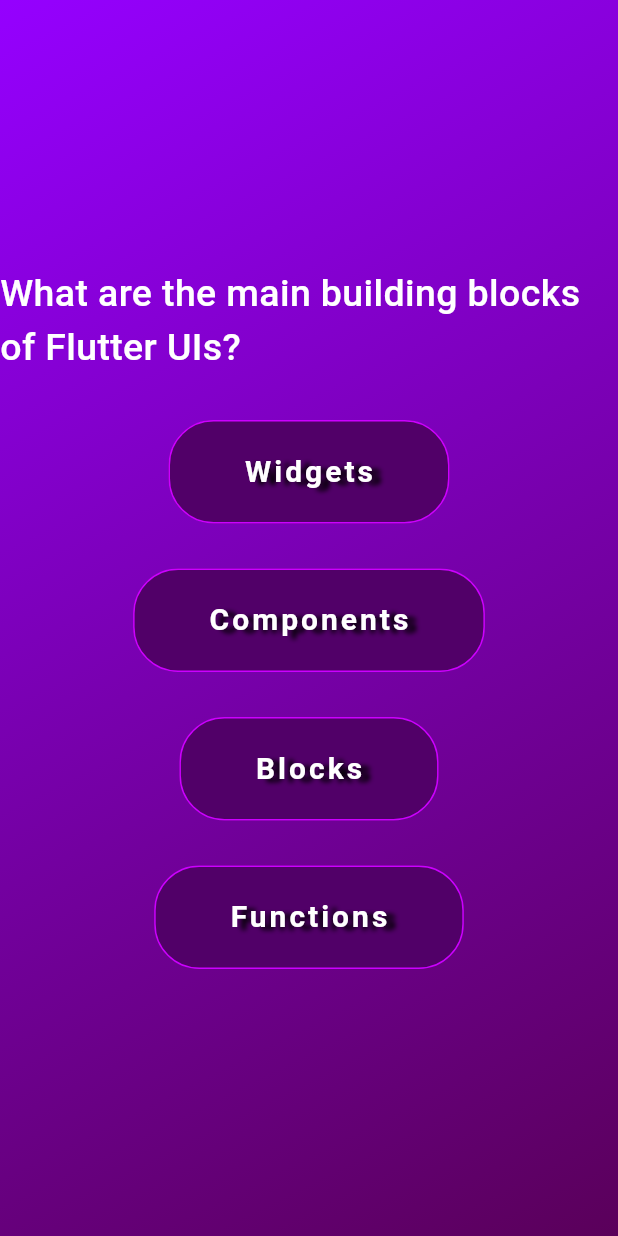
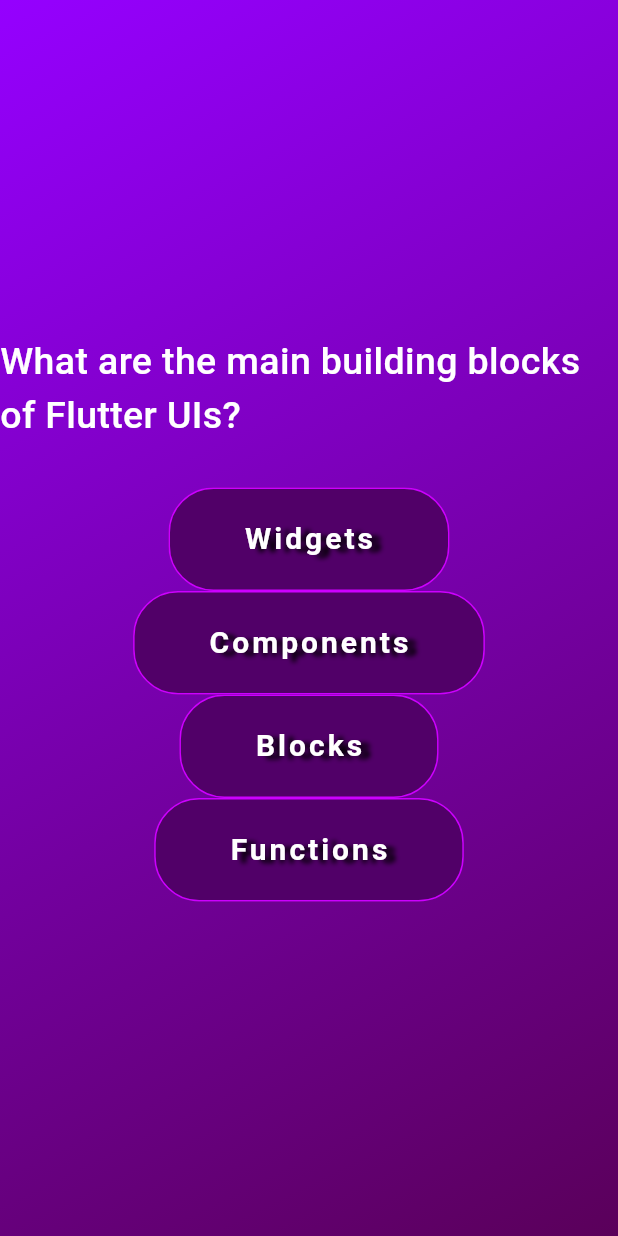
Before and after one commit to Johnatanvq/basic_questionnaire_app, a Flutter app: the screen it shows after launch, after a tap on "EMPEZAR", on a phone screen of 412 x 824 dp. Run offline on Flutter 3.47's test engine with Material 3 defaults, Android fonts, the phone set to English and light mode, and no system bars.

Commit message:
removing unnecessary buttons for answer ones, and instead I using .map method with '...' to generate/extract as individual Widgets from that .map list

```diff
--- a/lib/questions_screen.dart
+++ b/lib/questions_screen.dart
@@ -33,31 +33,12 @@ class _QuestionsScreenState extends State<QuestionsScreen> {
           const SizedBox(
             height: 30,
           ),
-          CustomButton(
-            text: currentQuestion.answers[0],
-            onTap: () {},
-          ),
-          const SizedBox(
-            height: 30,
-          ),
-          CustomButton(
-            text: currentQuestion.answers[1],
-            onTap: () {},
-          ),
-          const SizedBox(
-            height: 30,
-          ),
-          CustomButton(
-            text: currentQuestion.answers[2],
-            onTap: () {},
-          ),
-          const SizedBox(
-            height: 30,
-          ),
-          CustomButton(
-            text: currentQuestion.answers[3],
-            onTap: () {},
-          ),
+          ...currentQuestion.answers.map((answer){
+            return CustomButton(
+              text: answer,
+              onTap: () {},
+            );
+          }),
         ],
       ),
     );
```
